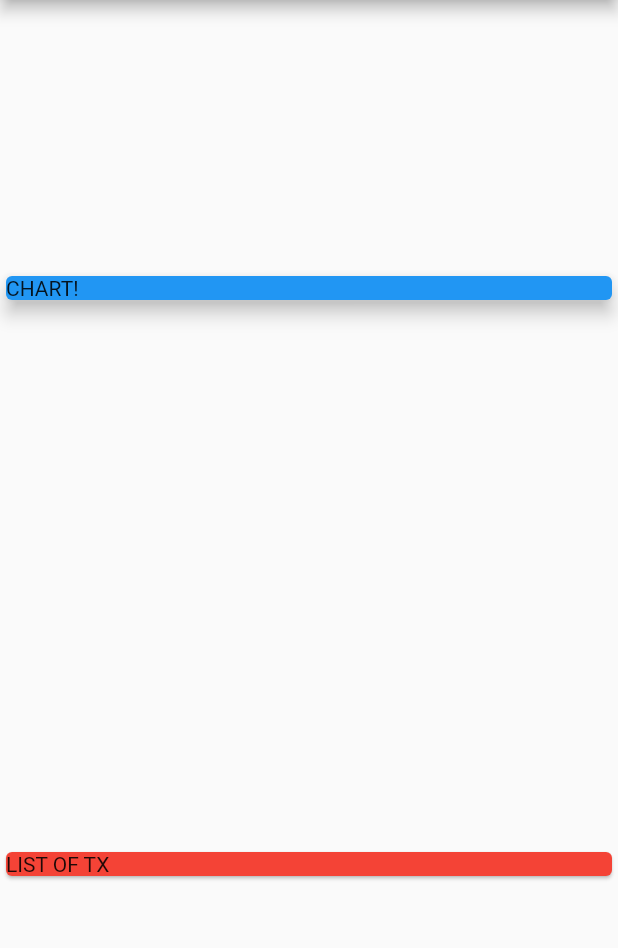
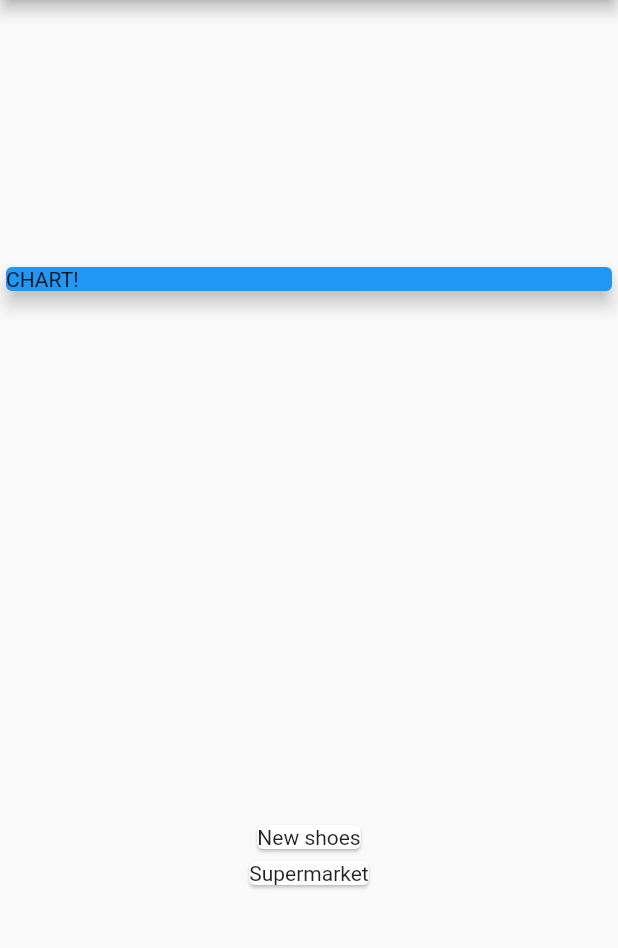
Before and after one commit to pfgrebelo/Flutter_PersonalExpensesApp, a Flutter app: the screen it shows after launch, on a phone screen of 412 x 824 dp, the part 84-1032 px from its top. Run offline on Flutter 3.47's test engine with Material 2 defaults, Android fonts, the phone set to English and light mode, and no system bars.

Commit message:
added column transactions

```diff
--- a/lib/main.dart
+++ b/lib/main.dart
@@ -52,9 +52,14 @@ class MyHomePage extends StatelessWidget {
                 elevation: 5,
               ),
             ),
-            Card(
-              color: Colors.red,
-              child: Text('LIST OF TX'),
+            Column(
+              children: transactions
+                  .map(
+                    (tx) => Card(
+                      child: Text(tx.title.toString()),
+                    ),
+                  )
+                  .toList(),
             ),
           ],
         ));
```
